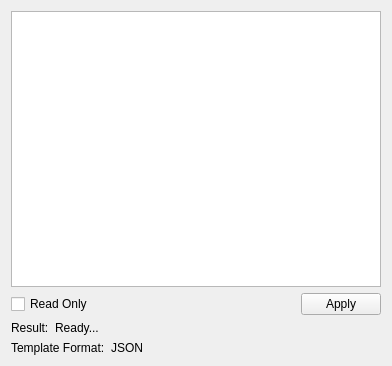
First picture: the form in src/terralib/layout/qt/ui/EditTemplate.ui, repository claudiobogossian/terraprint, before the edit.
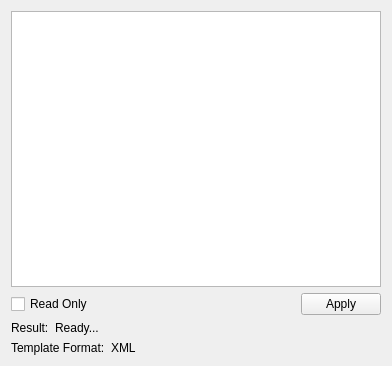
Second picture: the form after the edit.

What changed in the file:
```diff
--- a/src/terralib/layout/qt/ui/EditTemplate.ui
+++ b/src/terralib/layout/qt/ui/EditTemplate.ui
@@ -92,7 +92,7 @@
           </sizepolicy>
          </property>
          <property name="text">
-          <string>JSON</string>
+          <string>XML</string>
          </property>
         </widget>
        </item>
```
